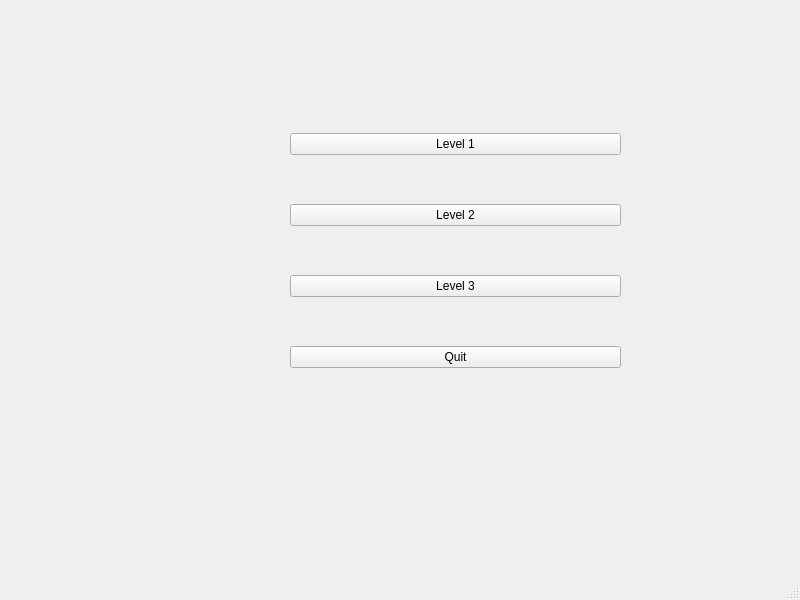
davgav123/Simple_tower_defense_game, file TowerDefense/startwindow.ui: the form before one commit.
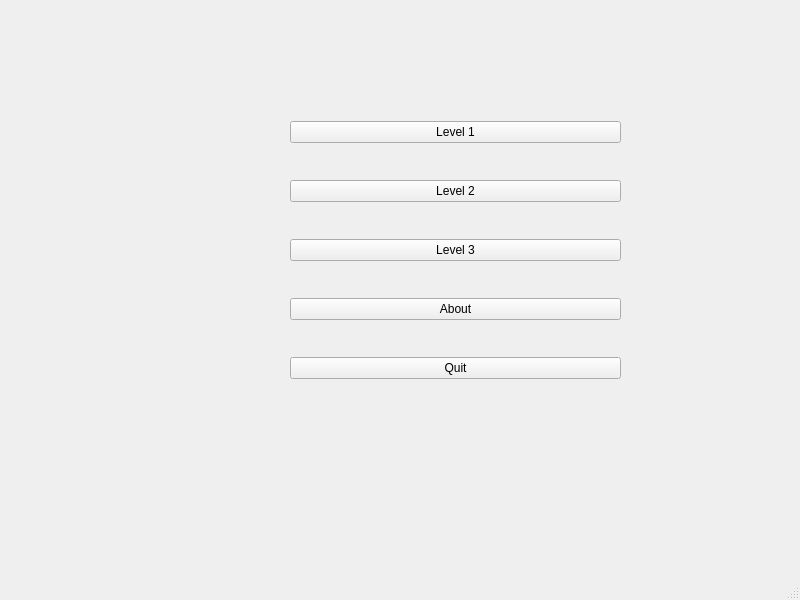
The form after the commit.

Commit message:
Dodao sam About prozor
U tom prozoru ce se nalaziti informacije o kulama, neprijateljima i nivoima
Dodao sam i dugme u start window koje kada se pritisne pojavi se About prozor

What changed in the file:
```diff
--- a/TowerDefense/startwindow.ui
+++ b/TowerDefense/startwindow.ui
@@ -45,6 +45,13 @@
        </property>
       </widget>
      </item>
+     <item>
+      <widget class="QPushButton" name="About">
+       <property name="text">
+        <string>About</string>
+       </property>
+      </widget>
+     </item>
      <item>
       <widget class="QPushButton" name="Quit">
        <property name="text">
```
The commit also changes 9 other files.
